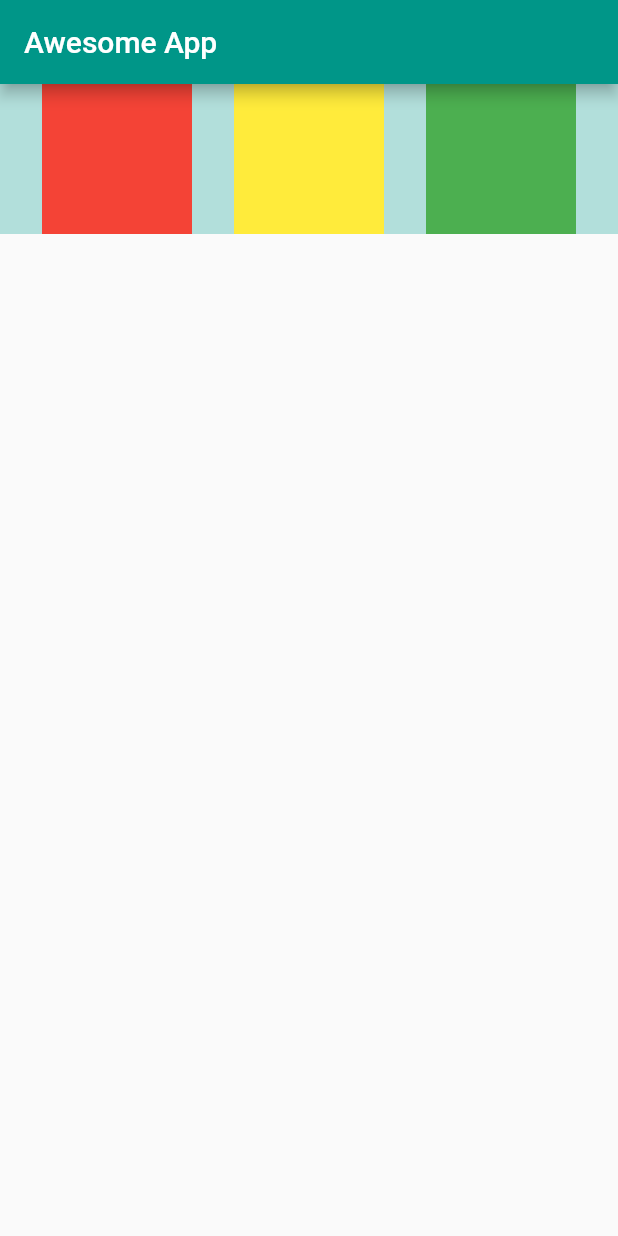
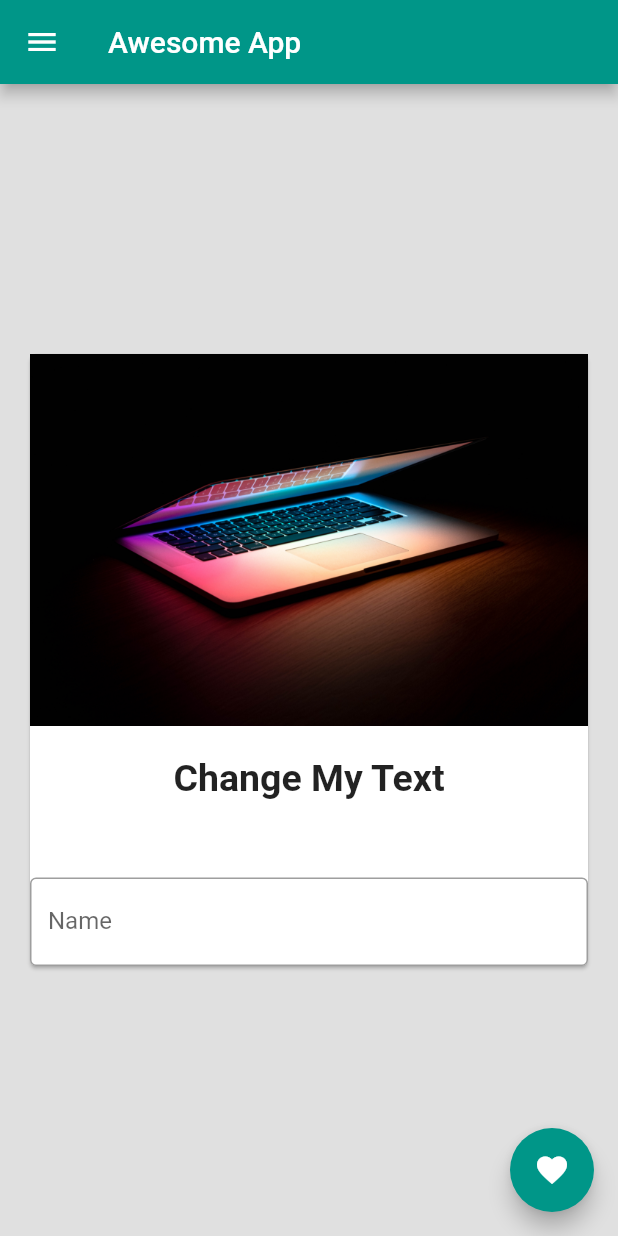
Before and after one commit to thedrivingforc/Flutter_practice, a Flutter app: the screen it shows after launch, on a phone screen of 412 x 824 dp. Run offline on Flutter 3.47's test engine with Material 2 defaults, Android fonts, the light colour scheme and no system bars.

Commit message:
ch3 completed

```diff
--- a/lib/main.dart
+++ b/lib/main.dart
@@ -9,51 +9,98 @@ void main() {
   ));
 }
 
-class Homepage extends StatelessWidget {
+class Homepage extends StatefulWidget {
+  @override
+  _HomepageState createState() => _HomepageState();
+}
+
+// !Changed to stateful widget
+class _HomepageState extends State<Homepage> {
+  var myText = "Change My Text";
+  TextEditingController _nameController = TextEditingController();
+
   @override
   Widget build(BuildContext context) {
     return Scaffold(
+      backgroundColor: Colors.grey[300],
       appBar: AppBar(
         title: Text("Awesome App"),
       ),
-      body: Container(
-        height: 100,
-        // width: 500,
-        color: Colors.teal[100],
-        child: Row(
-          mainAxisAlignment: MainAxisAlignment.spaceEvenly,
-          crossAxisAlignment: CrossAxisAlignment.center,
+      body: Center(
+        child: Padding(
+          padding: const EdgeInsets.all(16.0),
+          child: SingleChildScrollView(
+            child: Card(
+              child: Column(
+                children: [
+                  Image.asset(
+                    "assets/bg.jpg",
+                  ),
+                  SizedBox(
+                    height: 20,
+                  ),
+                  Text(
+                    myText,
+                    style: TextStyle(fontSize: 25, fontWeight: FontWeight.bold),
+                  ),
+                  SizedBox(
+                    height: 20,
+                  ),
+                  Padding(
+                    padding: const EdgeInsets.all(16.0),
+                  ),
+                  TextField(
+                    controller: _nameController,
+                    decoration: InputDecoration(
+                        border: OutlineInputBorder(),
+                        hintText: "Enter some text",
+                        labelText: "Name"),
+                  )
+                ],
+              ),
+            ),
+          ),
+        ),
+      ),
+      drawer: Drawer(
+        child: ListView(
+          padding: const EdgeInsets.all(0),
           children: [
-            Container(
-              padding: const EdgeInsets.all(8),
-              // color: Colors.red,
-              width: 100,
-              height: 100,
-              color: Colors.red,
-              // clipBehavior: Clip.antiAlias,
-              alignment: Alignment.topLeft,
+            UserAccountsDrawerHeader(
+                accountName: Text("Mritunjay"),
+                accountEmail: Text("mritrunjay@gmail.com"),
+                currentAccountPicture: CircleAvatar(
+                  backgroundImage: NetworkImage(
+                      "https://images.unsplash.com/photo-1510552776732-03e61cf4b144?ixid=MXwxMjA3fDB8MHxzZWFyY2h8MXx8Ym95fGVufDB8fDB8&ixlib=rb-1.2.1&auto=format&fit=crop&w=500&q=60"),
+                )),
+            ListTile(
+              leading: Icon(Icons.person),
+              title: Text("Mritunjay"),
+              subtitle: Text("App Developer"),
+              trailing: Icon(Icons.edit),
             ),
-            Container(
-              padding: const EdgeInsets.all(8),
-              // color: Colors.red,
-              width: 100,
-              height: 100,
-              color: Colors.yellow,
-              // clipBehavior: Clip.antiAlias,
-              alignment: Alignment.topLeft,
+            ListTile(
+              leading: Icon(Icons.email),
+              title: Text("Mail At"),
+              subtitle: Text("mritrunjay@gmail.com"),
+              trailing: Icon(Icons.edit),
             ),
-            Container(
-              padding: const EdgeInsets.all(8),
-              // color: Colors.red,
-              width: 100,
-              height: 100,
-              color: Colors.green,
-              // clipBehavior: Clip.antiAlias,
-              alignment: Alignment.topLeft,
+            ListTile(
+              leading: Icon(Icons.favorite),
+              title: Text("Ritu"),
+              subtitle: Text("App Reviewer"),
+              trailing: Icon(Icons.edit),
             ),
           ],
         ),
       ),
+      floatingActionButton: FloatingActionButton(
+        onPressed: () {
+          myText = _nameController.text;
+          setState(() {}); // Direct change of text on press
+        },
+        child: Icon(Icons.favorite),
+      ),
     );
   }
 }
--- a/pubspec.yaml
+++ b/pubspec.yaml
@@ -45,8 +45,8 @@ flutter:
   uses-material-design: true
 
   # To add assets to your application, add an assets section, like this:
-  # assets:
-  #   - images/a_dot_burr.jpeg
+  assets:
+    - assets/bg.jpg
   #   - images/a_dot_ham.jpeg
 
   # An image asset can refer to one or more resolution-specific "variants", see
```
Also changed, not shown: assets/bg.jpg (added), 1 other file.
